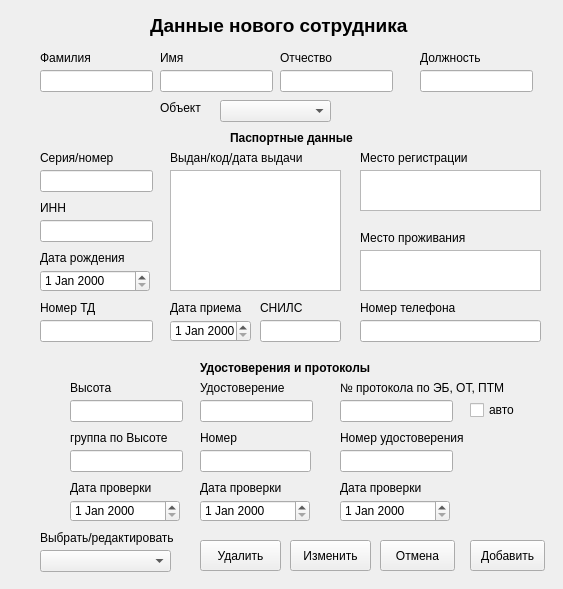
Before: the Qt Designer form my_helper/notebook/designer_ui/new_worker.ui in SmolPO/vertical, drawn with Qt 5.
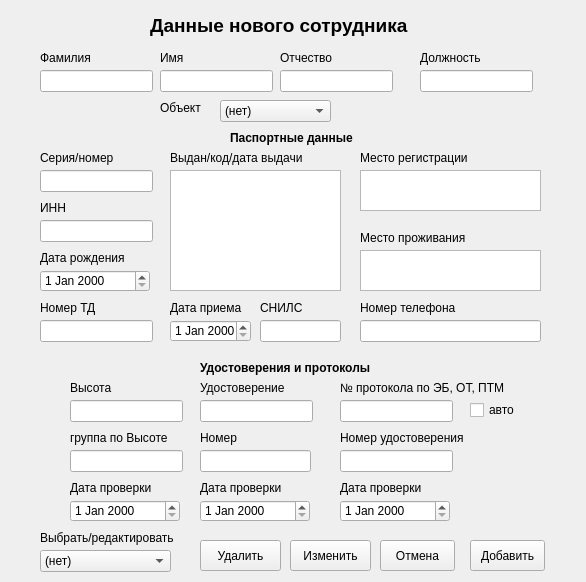
After: the same form once the commit is applied.

Diff of the .ui file:
```diff
--- a/my_helper/notebook/designer_ui/new_worker.ui
+++ b/my_helper/notebook/designer_ui/new_worker.ui
@@ -2,14 +2,6 @@
 <ui version="4.0">
  <class>form_new_worker</class>
  <widget class="QWidget" name="form_new_worker">
-  <property name="geometry">
-   <rect>
-    <x>0</x>
-    <y>0</y>
-    <width>563</width>
-    <height>589</height>
-   </rect>
-  </property>
   <property name="windowTitle">
    <string>Новый сотрудник</string>
   </property>
@@ -630,6 +622,11 @@
      <height>22</height>
     </rect>
    </property>
+   <item>
+    <property name="text">
+     <string>(нет)</string>
+    </property>
+   </item>
   </widget>
   <widget class="QLabel" name="label_10">
    <property name="geometry">
@@ -709,6 +706,11 @@
      <height>22</height>
     </rect>
    </property>
+   <item>
+    <property name="text">
+     <string>(нет)</string>
+    </property>
+   </item>
   </widget>
   <widget class="QLabel" name="label_29">
    <property name="geometry">
```
